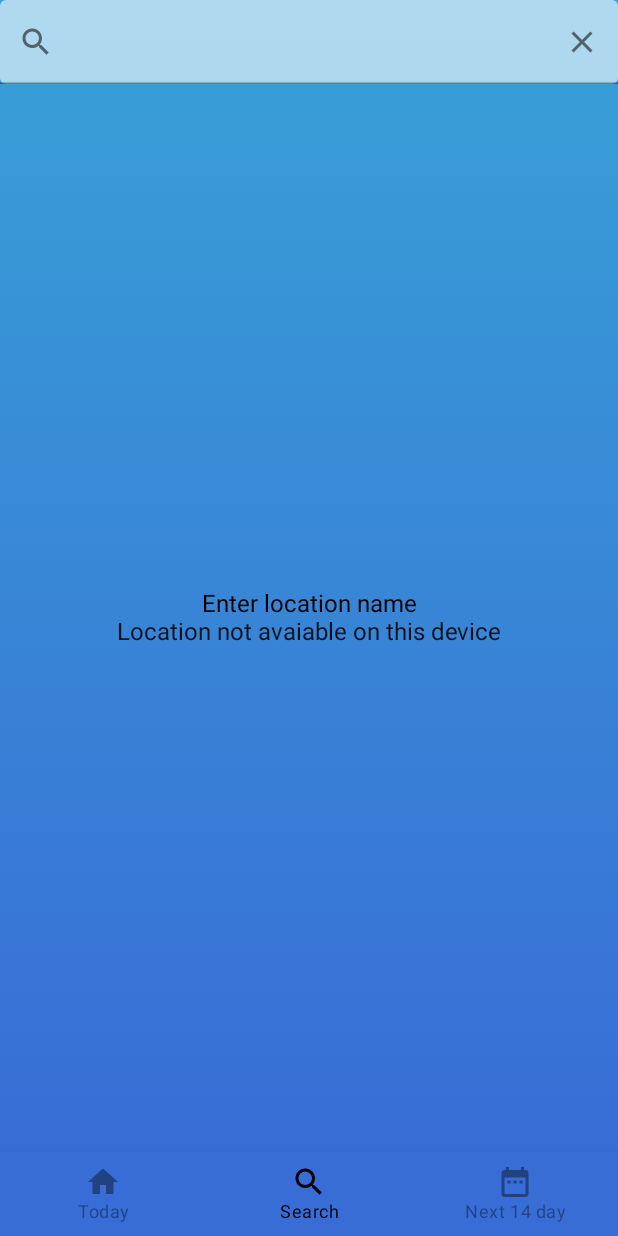
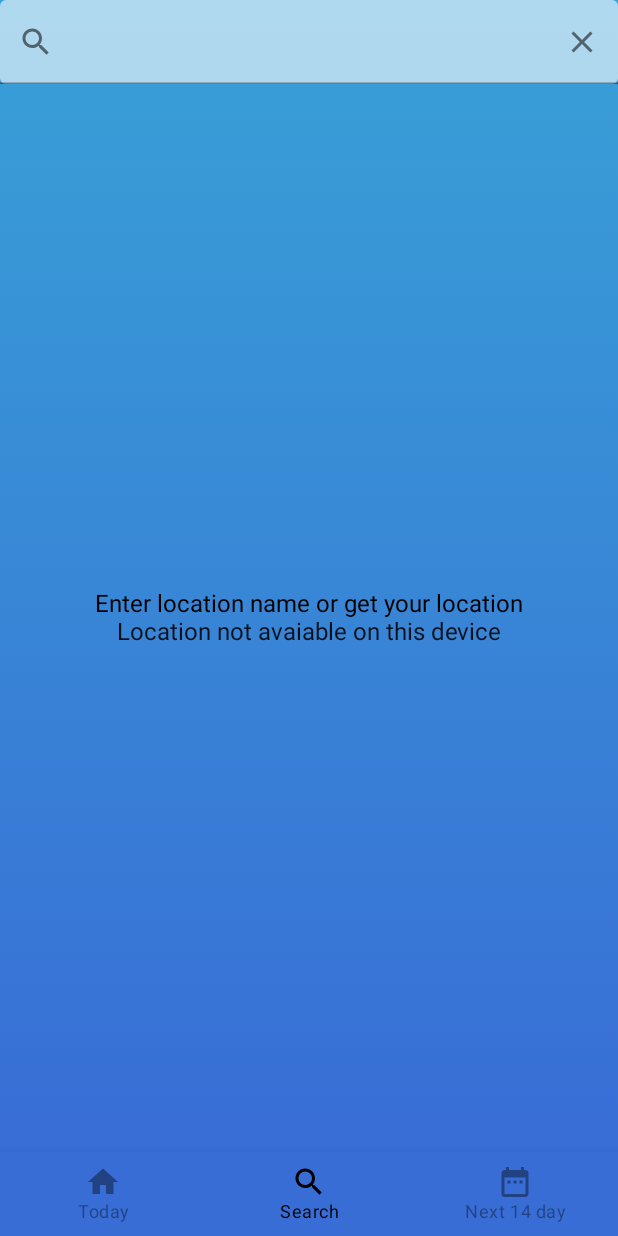
Before and after one commit to ebarnabas644/WeatherApp, an Android app built with Jetpack Compose: the SearchUI screen opened through its navigation route, on a phone screen of 412 x 824 dp. Run offline under Robolectric (Android 15) with nearby library versions, the phone set to English and light mode, and no system bars; our stand-ins replace Room's generated code, accompanist; 1 statement that could not run was skipped.

Commit message:
Search page text updated

```diff
--- a/app/src/main/res/values/strings.xml
+++ b/app/src/main/res/values/strings.xml
@@ -5,7 +5,7 @@
     <string name="min_max_temperature_display">%d°/%d°</string>
     <string name="temperature">&#160;%d°</string>
     <string name="sidebar_title">Favourites</string>
-    <string name="search_address_text">Enter location name</string>
+    <string name="search_address_text">Enter location name or get your location</string>
     <string name="navbar_today">Today</string>
     <string name="navbar_next_2_week">Next 14 day</string>
     <string name="navbar_search">Search</string>
```
